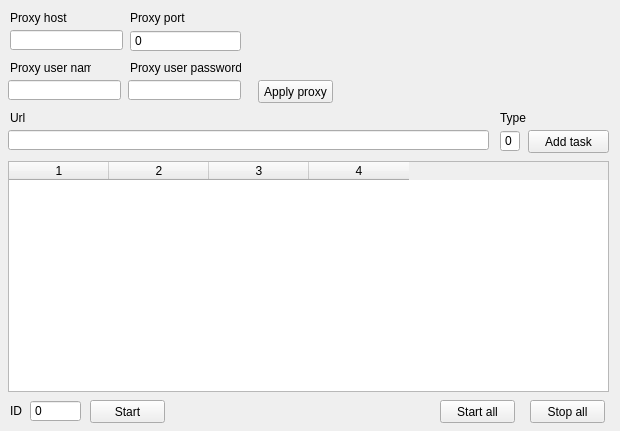
The window that netlab2/mainwindow.ui (ruvv/derp-bear) describes before a commit, drawn with Qt 5.
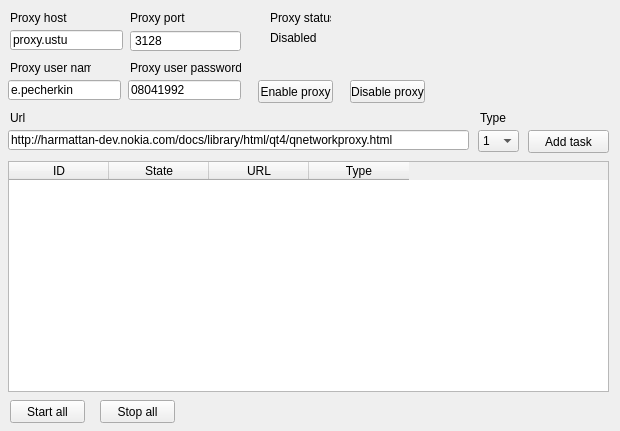
The same window after the commit.

Commit message: fixed end extended gui. to toggle task state - double click on task

```diff
--- a/netlab2/mainwindow.ui
+++ b/netlab2/mainwindow.ui
@@ -23,6 +23,9 @@
       <height>20</height>
      </rect>
     </property>
+    <property name="text">
+     <string>proxy.ustu</string>
+    </property>
    </widget>
    <widget class="QLineEdit" name="proxyUserNameLineEdit">
     <property name="geometry">
@@ -33,6 +36,9 @@
       <height>20</height>
      </rect>
     </property>
+    <property name="text">
+     <string>e.pecherkin</string>
+    </property>
    </widget>
    <widget class="QLineEdit" name="proxyUserPasswordLineEdit">
     <property name="geometry">
@@ -43,6 +49,9 @@
       <height>20</height>
      </rect>
     </property>
+    <property name="text">
+     <string>08041992</string>
+    </property>
    </widget>
    <widget class="QSpinBox" name="proxyPortSpinBox">
     <property name="geometry">
@@ -62,6 +71,9 @@
     <property name="maximum">
      <number>10000</number>
     </property>
+    <property name="value">
+     <number>3128</number>
+    </property>
    </widget>
    <widget class="QPushButton" name="applyProxyButton">
     <property name="geometry">
@@ -73,36 +85,7 @@
      </rect>
     </property>
     <property name="text">
-     <string>Apply proxy</string>
-    </property>
-   </widget>
-   <widget class="QSpinBox" name="taskIDSpinBox">
-    <property name="geometry">
-     <rect>
-      <x>30</x>
-      <y>400</y>
-      <width>51</width>
-      <height>22</height>
-     </rect>
-    </property>
-    <property name="buttonSymbols">
-     <enum>QAbstractSpinBox::NoButtons</enum>
-    </property>
-   </widget>
-   <widget class="QPushButton" name="toggleTaskStateButton">
-    <property name="enabled">
-     <bool>true</bool>
-    </property>
-    <property name="geometry">
-     <rect>
-      <x>90</x>
-      <y>400</y>
-      <width>75</width>
-      <height>23</height>
-     </rect>
-    </property>
-    <property name="text">
-     <string>Start</string>
+     <string>Enable proxy</string>
     </property>
    </widget>
    <widget class="QTableWidget" name="tasksTableWidget">
@@ -114,16 +97,47 @@
       <height>231</height>
      </rect>
     </property>
+    <property name="editTriggers">
+     <set>QAbstractItemView::NoEditTriggers</set>
+    </property>
+    <property name="selectionMode">
+     <enum>QAbstractItemView::SingleSelection</enum>
+    </property>
+    <property name="selectionBehavior">
+     <enum>QAbstractItemView::SelectRows</enum>
+    </property>
+    <property name="cornerButtonEnabled">
+     <bool>false</bool>
+    </property>
     <property name="columnCount">
      <number>4</number>
     </property>
     <attribute name="verticalHeaderVisible">
      <bool>false</bool>
     </attribute>
-    <column/>
-    <column/>
-    <column/>
-    <column/>
+    <attribute name="verticalHeaderHighlightSections">
+     <bool>false</bool>
+    </attribute>
+    <column>
+     <property name="text">
+      <string>ID</string>
+     </property>
+    </column>
+    <column>
+     <property name="text">
+      <string>State</string>
+     </property>
+    </column>
+    <column>
+     <property name="text">
+      <string>URL</string>
+     </property>
+    </column>
+    <column>
+     <property name="text">
+      <string>Type</string>
+     </property>
+    </column>
    </widget>
    <widget class="QPushButton" name="newTaskAddButton">
     <property name="geometry">
@@ -143,25 +157,12 @@
      <rect>
       <x>8</x>
       <y>130</y>
-      <width>481</width>
+      <width>461</width>
       <height>20</height>
      </rect>
     </property>
-   </widget>
-   <widget class="QSpinBox" name="newTaskTypeSpinBox">
-    <property name="geometry">
-     <rect>
-      <x>500</x>
-      <y>130</y>
-      <width>20</width>
-      <height>22</height>
-     </rect>
-    </property>
-    <property name="buttonSymbols">
-     <enum>QAbstractSpinBox::NoButtons</enum>
-    </property>
-    <property name="maximum">
-     <number>9</number>
+    <property name="text">
+     <string>http://harmattan-dev.nokia.com/docs/library/html/qt4/qnetworkproxy.html</string>
     </property>
    </widget>
    <widget class="QLabel" name="label">
@@ -232,7 +233,7 @@
    <widget class="QLabel" name="label_6">
     <property name="geometry">
      <rect>
-      <x>500</x>
+      <x>480</x>
       <y>110</y>
       <width>31</width>
       <height>16</height>
@@ -242,23 +243,10 @@
      <string>Type</string>
     </property>
    </widget>
-   <widget class="QLabel" name="label_7">
-    <property name="geometry">
-     <rect>
-      <x>10</x>
-      <y>400</y>
-      <width>21</width>
-      <height>21</height>
-     </rect>
-    </property>
-    <property name="text">
-     <string>ID</string>
-    </property>
-   </widget>
    <widget class="QPushButton" name="startAllTasksButton">
     <property name="geometry">
      <rect>
-      <x>440</x>
+      <x>10</x>
       <y>400</y>
       <width>75</width>
       <height>23</height>
@@ -271,7 +259,7 @@
    <widget class="QPushButton" name="stopAllTasksButton">
     <property name="geometry">
      <rect>
-      <x>530</x>
+      <x>100</x>
       <y>400</y>
       <width>75</width>
       <height>23</height>
@@ -281,6 +269,80 @@
      <string>Stop all</string>
     </property>
    </widget>
+   <widget class="QComboBox" name="newTaskTypeComboBox">
+    <property name="geometry">
+     <rect>
+      <x>478</x>
+      <y>130</y>
+      <width>41</width>
+      <height>22</height>
+     </rect>
+    </property>
+    <item>
+     <property name="text">
+      <string>1</string>
+     </property>
+    </item>
+    <item>
+     <property name="text">
+      <string>3</string>
+     </property>
+    </item>
+    <item>
+     <property name="text">
+      <string>4</string>
+     </property>
+    </item>
+    <item>
+     <property name="text">
+      <string>8</string>
+     </property>
+    </item>
+    <item>
+     <property name="text">
+      <string>9</string>
+     </property>
+    </item>
+   </widget>
+   <widget class="QLabel" name="label_7">
+    <property name="geometry">
+     <rect>
+      <x>270</x>
+      <y>10</y>
+      <width>61</width>
+      <height>16</height>
+     </rect>
+    </property>
+    <property name="text">
+     <string>Proxy status</string>
+    </property>
+   </widget>
+   <widget class="QLabel" name="proxyStatusLabel">
+    <property name="geometry">
+     <rect>
+      <x>270</x>
+      <y>30</y>
+      <width>46</width>
+      <height>16</height>
+     </rect>
+    </property>
+    <property name="text">
+     <string>Disabled</string>
+    </property>
+   </widget>
+   <widget class="QPushButton" name="disableProxyButton">
+    <property name="geometry">
+     <rect>
+      <x>350</x>
+      <y>80</y>
+      <width>75</width>
+      <height>23</height>
+     </rect>
+    </property>
+    <property name="text">
+     <string>Disable proxy</string>
+    </property>
+   </widget>
   </widget>
  </widget>
  <layoutdefault spacing="6" margin="11"/>
```
Left out of the diff: 5 changed lines with no effect on the pictures. The commit also changes 3 other files.
